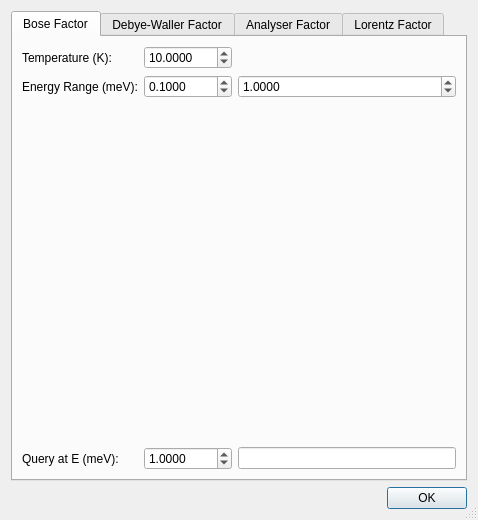
jkrueger1/takin_ill, file core/ui/scatteringfactors.ui: the form before one commit.
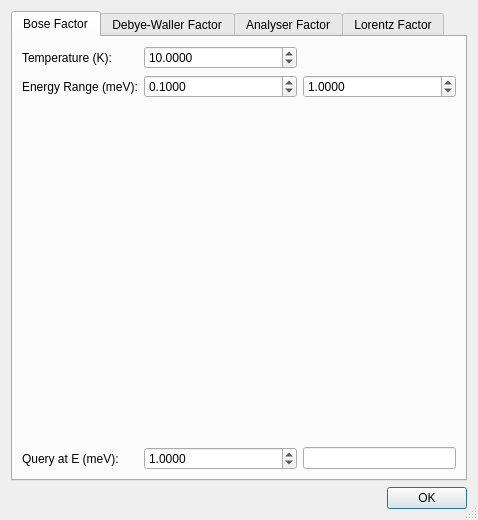
The form after the commit. Custom widgets are drawn as their Qt base class.

Commit message: ui: better size policies

What changed in the file:
```diff
--- a/core/ui/scatteringfactors.ui
+++ b/core/ui/scatteringfactors.ui
@@ -61,6 +61,12 @@
          <property name="text">
           <string>Temperature (K):</string>
          </property>
+         <property name="sizePolicy">
+             <sizepolicy hsizetype="Fixed" vsizetype="Preferred">
+                 <horstretch>0</horstretch>
+                 <verstretch>0</verstretch>
+             </sizepolicy>
+         </property>
         </widget>
        </item>
        <item row="0" column="1">
@@ -80,6 +86,12 @@
          <property name="decimals">
           <number>4</number>
          </property>
+         <property name="sizePolicy">
+             <sizepolicy hsizetype="Preferred" vsizetype="Fixed">
+                 <horstretch>1</horstretch>
+                 <verstretch>1</verstretch>
+             </sizepolicy>
+         </property>
         </widget>
        </item>
        <item row="1" column="0">
@@ -106,6 +118,12 @@
          <property name="decimals">
           <number>4</number>
          </property>
+         <property name="sizePolicy">
+             <sizepolicy hsizetype="Preferred" vsizetype="Fixed">
+                 <horstretch>1</horstretch>
+                 <verstretch>1</verstretch>
+             </sizepolicy>
+         </property>
         </widget>
        </item>
        <item row="1" column="2">
@@ -122,6 +140,12 @@
          <property name="decimals">
           <number>4</number>
          </property>
+         <property name="sizePolicy">
+             <sizepolicy hsizetype="Preferred" vsizetype="Fixed">
+                 <horstretch>1</horstretch>
+                 <verstretch>1</verstretch>
+             </sizepolicy>
+         </property>
         </widget>
        </item>
        <item row="2" column="0" colspan="3">
@@ -139,6 +163,12 @@
          <property name="text">
           <string>Query at E (meV):</string>
          </property>
+         <property name="sizePolicy">
+             <sizepolicy hsizetype="Fixed" vsizetype="Preferred">
+                 <horstretch>0</horstretch>
+                 <verstretch>0</verstretch>
+             </sizepolicy>
+         </property>
         </widget>
        </item>
        <item row="3" column="1">
@@ -158,6 +188,12 @@
          <property name="decimals">
           <number>4</number>
          </property>
+         <property name="sizePolicy">
+             <sizepolicy hsizetype="Preferred" vsizetype="Fixed">
+                 <horstretch>1</horstretch>
+                 <verstretch>1</verstretch>
+             </sizepolicy>
+         </property>
         </widget>
        </item>
        <item row="3" column="2">
@@ -165,6 +201,12 @@
          <property name="readOnly">
           <bool>true</bool>
          </property>
+         <property name="sizePolicy">
+             <sizepolicy hsizetype="Preferred" vsizetype="Fixed">
+                 <horstretch>1</horstretch>
+                 <verstretch>1</verstretch>
+             </sizepolicy>
+         </property>
         </widget>
        </item>
       </layout>
```
Left out of the diff: 98 changed lines with no effect on the pictures. Lines whose indentation alone changed are shown as unchanged.
